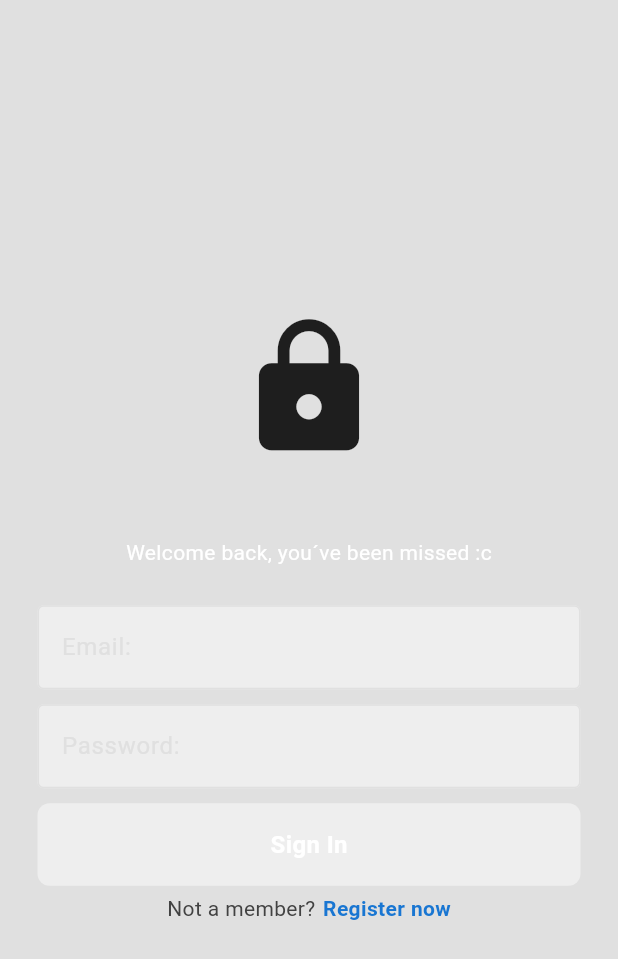
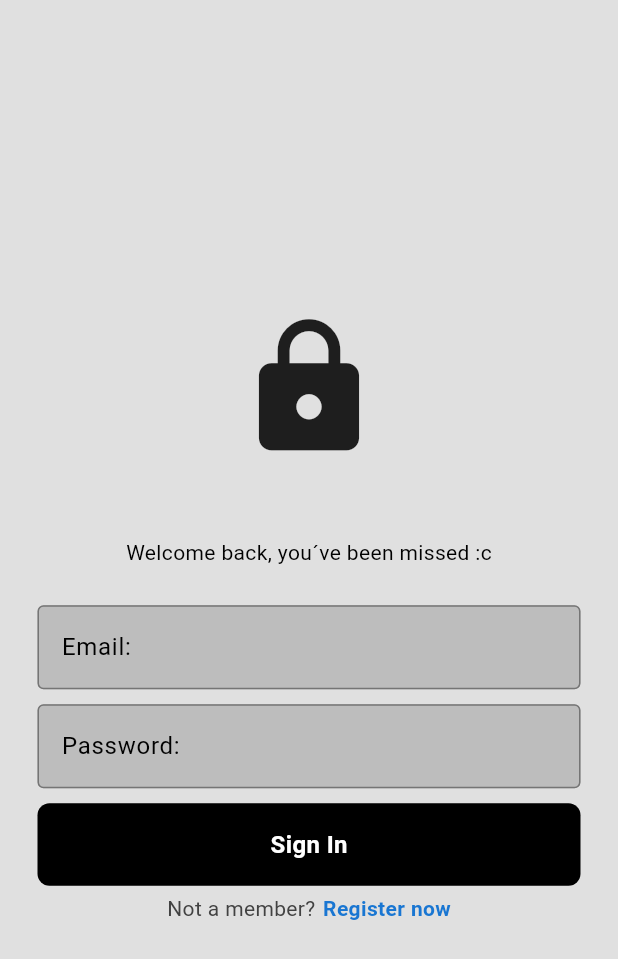
Before and after one commit to JJJEEEz/the_spot_proyectofinal, a Flutter app: the screen it shows after launch, on a phone screen of 412 x 824 dp. Shown: the top 959 px of the screen. Run offline on Flutter 3.47's test engine with Material 3 defaults, Android fonts, the phone set to English and light mode, and no system bars; our stand-ins replace cloud_firestore, firebase_auth, firebase_core; accounts and stored records are empty.

Commit message:
Arreglando temas d/l

```diff
--- a/lib/Pages/home_page.dart
+++ b/lib/Pages/home_page.dart
@@ -93,7 +93,7 @@ class _HomePageState extends State<HomePage> {
                           final post = snapshot.data!.docs[index];
                           return LienzoPost(
                             message: post['Message'],
-                            user: post['UserEmail'],
+                            user: post['userEmail'],
                             postId: post.id,
                             likes: List<String>.from(
                                 post['Likes'] ?? []), // ?? [] para evitar null
@@ -136,7 +136,7 @@ class _HomePageState extends State<HomePage> {
               // usuario
               Text(
                 "Logged in as: ${currentUser.email!}",
-                style: TextStyle(color: const Color.fromARGB(255, 60, 27, 66)),
+                style: TextStyle(color: Colors.grey[800]),
               ),
 
               const SizedBox(height: 25),
--- a/lib/Pages/login_page.dart
+++ b/lib/Pages/login_page.dart
@@ -69,7 +69,6 @@ class _LoginPageState extends State<LoginPage> {
               // Mensaje de Bienvenida
               Text(
                 "Welcome back, you´ve been missed :c",
-                style: TextStyle(color: Colors.white),
               ),
               const SizedBox(height: 25),
 
--- a/lib/Pages/profile_page.dart
+++ b/lib/Pages/profile_page.dart
@@ -13,7 +13,7 @@ class ProfilePage extends StatefulWidget {
 class _ProfilePageState extends State<ProfilePage> {
   //Usuario
   final currentUser = FirebaseAuth.instance.currentUser!;
-  //Todos los usuarios
+  //Tdos los usuarios
   final usersCollection = FirebaseFirestore.instance.collection('Users');
 
   //Editar campo
--- a/lib/components/button.dart
+++ b/lib/components/button.dart
@@ -16,7 +16,7 @@ class MyButton extends StatelessWidget {
       child: Container(
         padding: const EdgeInsets.all(16),
         decoration: BoxDecoration(
-          color: Theme.of(context).colorScheme.primary,
+          color: Theme.of(context).colorScheme.onPrimary,
           borderRadius: BorderRadius.circular(8),
         ),
         child: Center(
--- a/lib/components/text_field.dart
+++ b/lib/components/text_field.dart
@@ -19,17 +19,14 @@ class MyTextField extends StatelessWidget {
         obscureText: obscureText,
         decoration: InputDecoration(
           enabledBorder: OutlineInputBorder(
-          borderSide:
-              BorderSide(color: Theme.of(context).colorScheme.secondary),
+            borderSide: BorderSide(color: Colors.grey[600]!),
           ),
           focusedBorder: const OutlineInputBorder(
             borderSide: BorderSide(color: Colors.grey),
           ),
-        fillColor: Theme.of(context).colorScheme.primary,
+          fillColor: Theme.of(context).colorScheme.primaryContainer,
           filled: true,
           hintText: hintText,
-        hintStyle: TextStyle(color: Theme.of(context).colorScheme.secondary),
-      ),
-    );
+        ));
   }
 }
--- a/lib/theme/dark_theme.dart
+++ b/lib/theme/dark_theme.dart
@@ -6,10 +6,11 @@ ThemeData darkTheme = ThemeData(
     backgroundColor: Colors.black,
   ),
   colorScheme: ColorScheme.dark(
-    surface: Colors.black,
-    primary: Colors.grey[900]!,
-    secondary: Colors.grey[800]!,
-  ),
+      surface: Colors.black,
+      primary: Colors.grey[900]!,
+      onPrimary: Colors.grey[800]!,
+      secondary: Colors.grey[800]!,
+      primaryContainer: Colors.grey[800]),
   textButtonTheme: TextButtonThemeData(
       style: TextButton.styleFrom(foregroundColor: Colors.white)),
 );
--- a/lib/theme/light_theme.dart
+++ b/lib/theme/light_theme.dart
@@ -6,10 +6,11 @@ ThemeData lightTheme = ThemeData(
     backgroundColor: Colors.grey[900],
   ),
   colorScheme: ColorScheme.light(
-    surface: Colors.grey[300]!,
-    primary: Colors.grey[200]!,
-    secondary: Colors.grey[300]!,
-  ),
+      surface: Colors.grey[300]!,
+      primary: Colors.grey[200]!,
+      onPrimary: Colors.black,
+      secondary: Colors.grey[300]!,
+      primaryContainer: Colors.grey[400]),
   textButtonTheme: TextButtonThemeData(
       style: TextButton.styleFrom(foregroundColor: Colors.black)),
 );
```
Lines whose indentation alone changed are shown as unchanged.
